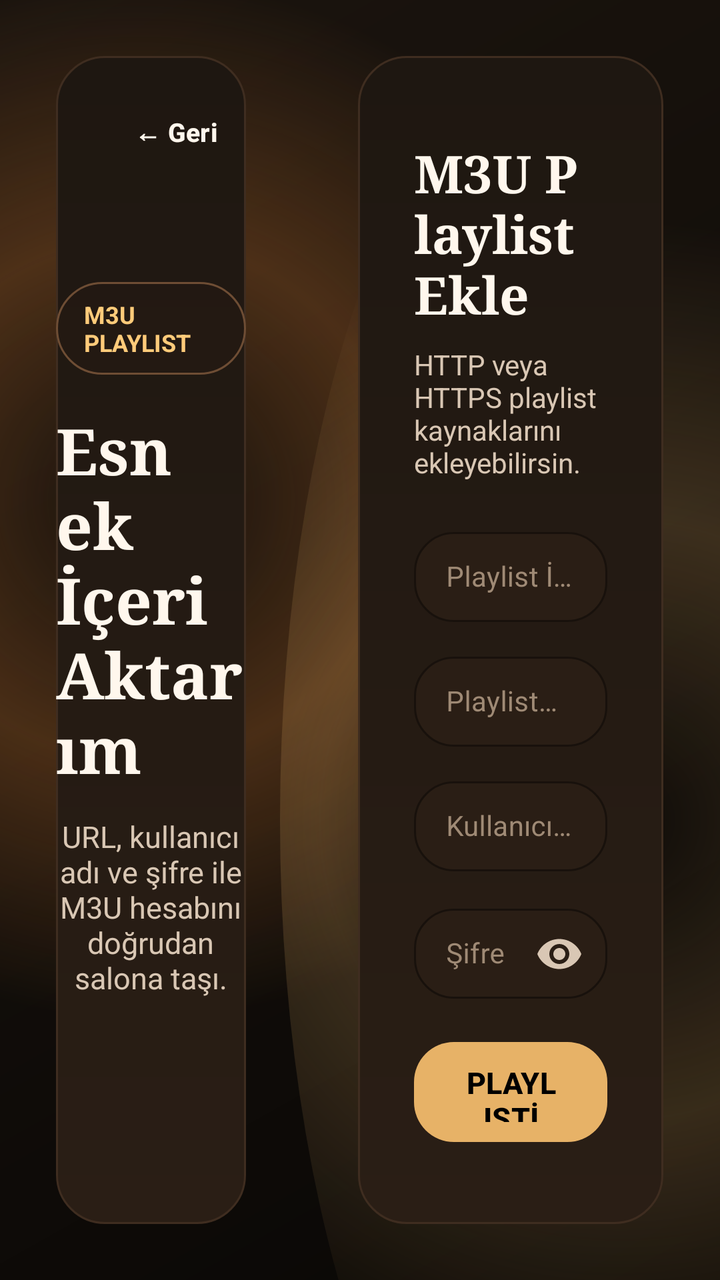
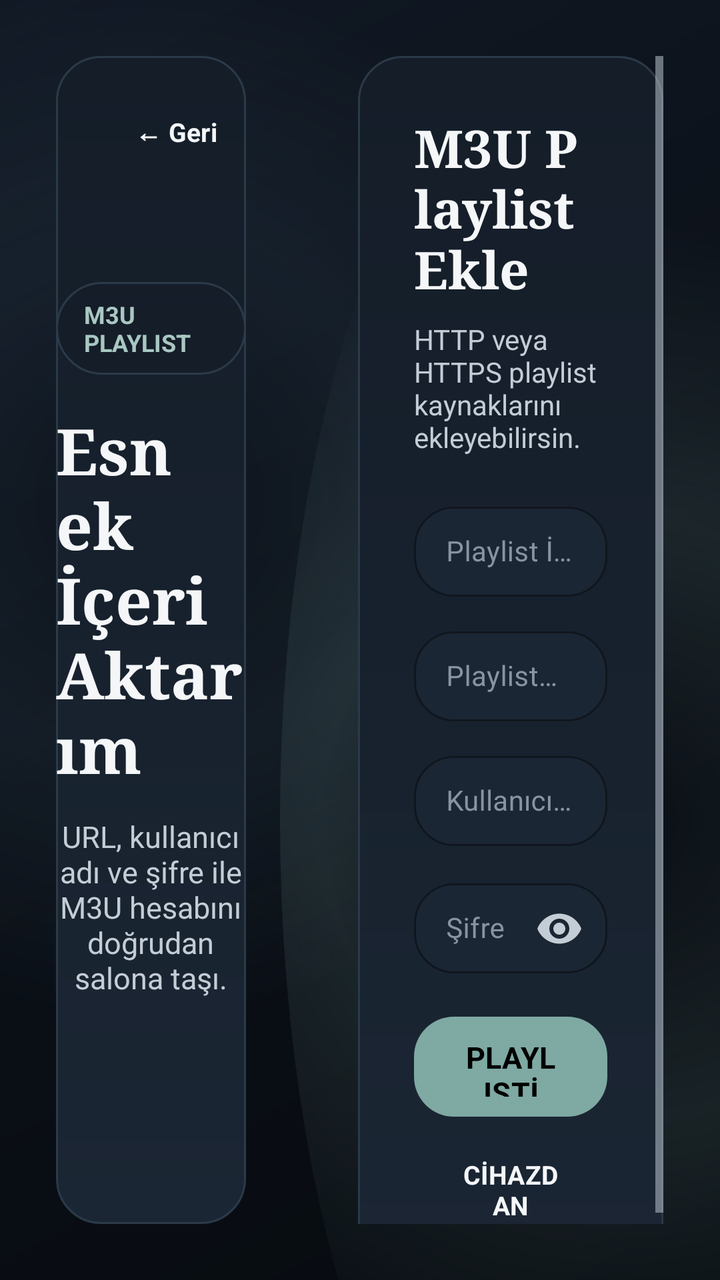

Before-and-after screenshots of an Android layout around one commit, followed by the original layout XML and the change that was made.
<!-- AndroidManifest.xml: application theme Theme.UzunsIPTV -->
<!-- res/layout/activity_m3u_form.xml -->
<?xml version="1.0" encoding="utf-8"?>
<LinearLayout xmlns:android="http://schemas.android.com/apk/res/android"
    xmlns:app="http://schemas.android.com/apk/res-auto"
    xmlns:tools="http://schemas.android.com/tools"
    android:layout_width="match_parent"
    android:layout_height="match_parent"
    android:orientation="horizontal"
    android:background="@drawable/bg_app_surface"
    android:baselineAligned="false">

    <androidx.constraintlayout.widget.ConstraintLayout
        android:layout_width="0dp"
        android:layout_height="match_parent"
        android:layout_weight="0.42"
        android:padding="28dp">

        <View
            android:layout_width="0dp"
            android:layout_height="0dp"
            android:background="@drawable/bg_panel_surface"
            app:layout_constraintBottom_toBottomOf="parent"
            app:layout_constraintEnd_toEndOf="parent"
            app:layout_constraintStart_toStartOf="parent"
            app:layout_constraintTop_toTopOf="parent" />

        <Button
            android:id="@+id/btnBack"
            android:layout_width="wrap_content"
            android:layout_height="wrap_content"
            android:layout_margin="16dp"
            android:background="@drawable/bg_universal_selector"
            android:minHeight="44dp"
            android:paddingHorizontal="16dp"
            android:text="← Geri"
            android:textAllCaps="false"
            android:textColor="@color/app_text_primary"
            android:textSize="13sp"
            android:textStyle="bold"
            app:layout_constraintStart_toStartOf="parent"
            app:layout_constraintTop_toTopOf="parent" />

        <LinearLayout
            android:layout_width="wrap_content"
            android:layout_height="wrap_content"
            android:orientation="vertical"
            android:gravity="center"
            app:layout_constraintBottom_toBottomOf="parent"
            app:layout_constraintEnd_toEndOf="parent"
            app:layout_constraintStart_toStartOf="parent"
            app:layout_constraintTop_toTopOf="parent">

            <TextView
                android:layout_width="wrap_content"
                android:layout_height="wrap_content"
                android:background="@drawable/bg_section_chip"
                android:paddingHorizontal="14dp"
                android:paddingVertical="8dp"
                android:text="M3U PLAYLIST"
                android:textColor="@color/app_accent_strong"
                android:textSize="12sp"
                android:textStyle="bold" />

            <TextView
                android:layout_width="wrap_content"
                android:layout_height="wrap_content"
                android:layout_marginTop="16dp"
                android:text="Esnek İçeri Aktarım"
                android:textColor="@color/app_text_primary"
                android:textSize="32sp"
                android:textStyle="bold"
                android:fontFamily="serif" />

            <TextView
                android:layout_width="wrap_content"
                android:layout_height="wrap_content"
                android:layout_marginTop="12dp"
                android:gravity="center"
                android:text="URL, kullanıcı adı ve şifre ile M3U hesabını doğrudan salona taşı."
                android:textColor="@color/app_text_secondary"
                android:textSize="15sp"/>

        </LinearLayout>
    </androidx.constraintlayout.widget.ConstraintLayout>

    <ScrollView
        android:layout_width="0dp"
        android:layout_height="match_parent"
        android:layout_weight="0.58"
        android:fillViewport="true"
        android:padding="28dp">

        <LinearLayout
            android:id="@+id/loginRoot"
            android:layout_width="match_parent"
            android:layout_height="wrap_content"
            android:background="@drawable/bg_panel_surface"
            android:orientation="vertical"
            android:gravity="center_vertical"
            android:padding="28dp">
            <TextView
                android:id="@+id/tvM3uTitle"
                android:layout_width="match_parent"
                android:layout_height="wrap_content"
                android:text="M3U Playlist Ekle"
                android:textColor="@color/app_text_primary"
                android:textSize="26sp"
                android:textStyle="bold"
                android:fontFamily="serif"
                android:layout_marginBottom="8dp"/>

            <TextView
                android:layout_width="match_parent"
                android:layout_height="wrap_content"
                android:layout_marginBottom="20dp"
                android:text="HTTP veya HTTPS playlist kaynaklarını ekleyebilirsin."
                android:textColor="@color/app_text_secondary"
                android:textSize="14sp" />

            <com.google.android.material.textfield.TextInputLayout
                android:layout_width="match_parent"
                android:layout_height="wrap_content"
                android:layout_marginBottom="12dp"
                android:hint="Playlist İsmi"
                android:textColorHint="@color/app_text_muted"
                app:boxBackgroundColor="@color/app_panel_strong"
                app:boxStrokeColor="@color/app_accent"
                app:hintTextColor="@color/app_accent"
                app:boxCornerRadiusTopStart="20dp"
                app:boxCornerRadiusTopEnd="20dp"
                app:boxCornerRadiusBottomStart="20dp"
                app:boxCornerRadiusBottomEnd="20dp"
                style="@style/Widget.MaterialComponents.TextInputLayout.OutlinedBox.Dense">
                <com.google.android.material.textfield.TextInputEditText
                    android:id="@+id/etPlaylistName"
                    android:layout_width="match_parent"
                    android:layout_height="wrap_content"
                    android:textColor="@color/app_text_primary"
                    android:textSize="14sp"
                    android:inputType="textCapWords"/>
            </com.google.android.material.textfield.TextInputLayout>

            <com.google.android.material.textfield.TextInputLayout
                android:layout_width="match_parent"
                android:layout_height="wrap_content"
                android:layout_marginBottom="12dp"
                android:hint="Playlist URL"
                android:textColorHint="@color/app_text_muted"
                app:boxBackgroundColor="@color/app_panel_strong"
                app:boxStrokeColor="@color/app_accent"
                app:hintTextColor="@color/app_accent"
                app:boxCornerRadiusTopStart="20dp"
                app:boxCornerRadiusTopEnd="20dp"
                app:boxCornerRadiusBottomStart="20dp"
                app:boxCornerRadiusBottomEnd="20dp"
                style="@style/Widget.MaterialComponents.TextInputLayout.OutlinedBox.Dense">

                <com.google.android.material.textfield.TextInputEditText
                    android:id="@+id/etPlaylistUrl"
                    android:layout_width="match_parent"
                    android:layout_height="wrap_content"
                    android:textColor="@color/app_text_primary"
                    android:textSize="14sp"
                    android:inputType="textUri"/>
            </com.google.android.material.textfield.TextInputLayout>

            <com.google.android.material.textfield.TextInputLayout
                android:layout_width="match_parent"
                android:layout_height="wrap_content"
                android:layout_marginBottom="12dp"
                android:hint="Kullanıcı Adı"
                android:textColorHint="@color/app_text_muted"
                app:boxBackgroundColor="@color/app_panel_strong"
                app:boxStrokeColor="@color/app_accent"
                app:hintTextColor="@color/app_accent"
                app:boxCornerRadiusTopStart="20dp"
                app:boxCornerRadiusTopEnd="20dp"
                app:boxCornerRadiusBottomStart="20dp"
                app:boxCornerRadiusBottomEnd="20dp"
                style="@style/Widget.MaterialComponents.TextInputLayout.OutlinedBox.Dense">

                <com.google.android.material.textfield.TextInputEditText
                    android:id="@+id/etPlaylistUser"
                    android:layout_width="match_parent"
                    android:layout_height="wrap_content"
                    android:textColor="@color/app_text_primary"
                    android:textSize="14sp"
                    android:inputType="text"/>
            </com.google.android.material.textfield.TextInputLayout>

            <com.google.android.material.textfield.TextInputLayout
                android:layout_width="match_parent"
                android:layout_height="wrap_content"
                android:layout_marginBottom="20dp"
                android:hint="Şifre"
                android:textColorHint="@color/app_text_muted"
                app:boxBackgroundColor="@color/app_panel_strong"
                app:boxStrokeColor="@color/app_accent"
                app:hintTextColor="@color/app_accent"
                app:passwordToggleEnabled="true"
                app:passwordToggleTint="@color/app_text_secondary"
                app:boxCornerRadiusTopStart="20dp"
                app:boxCornerRadiusTopEnd="20dp"
                app:boxCornerRadiusBottomStart="20dp"
                app:boxCornerRadiusBottomEnd="20dp"
                style="@style/Widget.MaterialComponents.TextInputLayout.OutlinedBox.Dense">

                <com.google.android.material.textfield.TextInputEditText
                    android:id="@+id/etPlaylistPass"
                    android:layout_width="match_parent"
                    android:layout_height="wrap_content"
                    android:textColor="@color/app_text_primary"
                    android:textSize="14sp"
                    android:inputType="textPassword"/>
            </com.google.android.material.textfield.TextInputLayout>

            <Button
                android:id="@+id/btnImportM3u"
                android:layout_width="match_parent"
                android:layout_height="50dp"
                android:background="@drawable/bg_primary_button"
                android:focusable="true"
                android:focusableInTouchMode="true"
                android:text="PLAYLISTİ EKLE"
                android:textColor="@color/login_button_text"
                android:textSize="15sp"
                android:textStyle="bold" />

            <TextView
                android:id="@+id/tvLastImport"
                android:layout_width="match_parent"
                android:layout_height="wrap_content"
                android:layout_marginTop="12dp"
                android:textColor="@color/app_text_muted"
                android:textSize="13sp"
                android:gravity="center"
                android:visibility="gone"/>

        </LinearLayout>
    </ScrollView>
</LinearLayout>
<!-- resources referenced by this layout -->
<resources>
  <color name="app_accent">#E7B267</color>
  <color name="app_accent_strong">#FFCB7A</color>
  <color name="app_panel_strong">#2A1E15</color>
  <color name="app_text_muted">#9F8A75</color>
  <color name="app_text_primary">#FFF7ED</color>
  <color name="app_text_secondary">#D9C7B4</color>
  <!-- drawable bg_app_surface (drawable) -->
  <?xml version="1.0" encoding="utf-8"?>
  <layer-list xmlns:android="http://schemas.android.com/apk/res/android">
      <item>
          <shape android:shape="rectangle">
              <gradient
                  android:angle="315"
                  android:startColor="@color/app_bg_secondary"
                  android:centerColor="@color/app_bg"
                  android:endColor="#090705" />
          </shape>
      </item>
      <item android:top="-140dp" android:left="-100dp" android:right="120dp">
          <shape android:shape="oval">
              <gradient
                  android:type="radial"
                  android:gradientRadius="260dp"
                  android:centerColor="#55B66A2C"
                  android:endColor="#00120E0A" />
          </shape>
      </item>
      <item android:bottom="-180dp" android:right="-120dp" android:left="140dp">
          <shape android:shape="oval">
              <gradient
                  android:type="radial"
                  android:gradientRadius="300dp"
                  android:centerColor="#33E7B267"
                  android:endColor="#00120E0A" />
          </shape>
      </item>
  </layer-list>
  <!-- drawable bg_panel_surface (drawable) -->
  <?xml version="1.0" encoding="utf-8"?>
  <shape xmlns:android="http://schemas.android.com/apk/res/android" android:shape="rectangle">
      <gradient
          android:angle="90"
          android:startColor="@color/app_panel_strong"
          android:endColor="@color/app_panel" />
      <corners android:radius="24dp" />
      <stroke android:width="1dp" android:color="@color/app_stroke" />
  </shape>
  <!-- drawable bg_section_chip (drawable) -->
  <?xml version="1.0" encoding="utf-8"?>
  <shape xmlns:android="http://schemas.android.com/apk/res/android" android:shape="rectangle">
      <solid android:color="#3D2A1C12" />
      <corners android:radius="999dp" />
      <stroke android:width="1dp" android:color="#6E4D34" />
  </shape>
  <!-- drawable bg_universal_selector (drawable) -->
  <?xml version="1.0" encoding="utf-8"?>
  <selector xmlns:android="http://schemas.android.com/apk/res/android">
  
      <item android:state_focused="true">
          <inset
              android:insetLeft="1dp"
              android:insetTop="1dp"
              android:insetRight="1dp"
              android:insetBottom="1dp">
              <shape android:shape="rectangle">
                  <solid android:color="#332A1E15"/>
                  <stroke android:width="2dp" android:color="@color/app_focus" />
                  <corners android:radius="24dp" />
              </shape>
          </inset>
      </item>
  
      <item android:state_pressed="true">
          <inset
              android:insetLeft="1dp"
              android:insetTop="1dp"
              android:insetRight="1dp"
              android:insetBottom="1dp">
              <shape android:shape="rectangle">
                  <solid android:color="#332A1E15"/>
                  <stroke android:width="2dp" android:color="@color/app_accent" />
                  <corners android:radius="24dp" />
              </shape>
          </inset>
      </item>
  
      <item>
          <shape android:shape="rectangle">
              <solid android:color="#00000000"/>
              <stroke android:width="0dp" android:color="#00000000" />
              <corners android:radius="24dp" />
          </shape>
      </item>
  </selector>
  <color name="app_bg_secondary">#1B140E</color>
  <color name="app_bg">#120E0A</color>
  <color name="app_panel">#1E1711</color>
  <color name="app_stroke">#3F2D20</color>
  <color name="app_focus">#FFF2D8</color>
  <style name="Base.Theme.UzunsIPTV" parent="Theme.Material3.DayNight.NoActionBar">
          <item name="colorPrimary">@color/app_accent</item>
          <item name="colorOnPrimary">@color/login_button_text</item>
          <item name="colorSecondary">@color/app_accent_deep</item>
          <item name="colorOnSecondary">@color/app_text_primary</item>
          <item name="android:windowBackground">@color/app_bg</item>
          <item name="android:statusBarColor">@android:color/transparent</item>
          <item name="android:navigationBarColor">@color/app_bg</item>
          <item name="android:windowLightStatusBar">false</item>
          <item name="android:textColorPrimary">@color/app_text_primary</item>
          <item name="android:textColorSecondary">@color/app_text_secondary</item>
          <item name="materialCardViewStyle">@style/Uzuns.Card</item>
      </style>
  <color name="app_accent_deep">#B66A2C</color>
  <style name="Uzuns.Card" parent="Widget.Material3.CardView.Elevated">
          <item name="cardBackgroundColor">@color/app_card</item>
          <item name="cardCornerRadius">24dp</item>
          <item name="cardElevation">0dp</item>
      </style>
  <color name="app_card">#251B13</color>
  <!-- unchanged entries left out for length: 2 -->
</resources>

<!-- the commit's change to res/layout/activity_m3u_form.xml (unified diff, before → after) -->
@@ -235,6 +235,17 @@
                 android:gravity="center"
                 android:visibility="gone"/>
 
+            <Button
+                android:id="@+id/btnPickM3u"
+                android:layout_width="match_parent"
+                android:layout_height="50dp"
+                android:layout_marginTop="10dp"
+                android:background="@drawable/bg_universal_selector"
+                android:text="CİHAZDAN M3U DOSYASI SEÇ"
+                android:textColor="@color/app_text_primary"
+                android:textSize="13sp"
+                android:textStyle="bold" />
+
         </LinearLayout>
     </ScrollView>
 </LinearLayout>
<!-- resource entries referenced after the edit -->
@@ -1,11 +1,11 @@
 <!-- resources referenced by this layout -->
 <resources>
-  <color name="app_accent">#E7B267</color>
-  <color name="app_accent_strong">#FFCB7A</color>
-  <color name="app_panel_strong">#2A1E15</color>
-  <color name="app_text_muted">#9F8A75</color>
-  <color name="app_text_primary">#FFF7ED</color>
-  <color name="app_text_secondary">#D9C7B4</color>
+  <color name="app_accent">#7FA9A3</color>
+  <color name="app_accent_strong">#A9C7C2</color>
+  <color name="app_panel_strong">#1B2634</color>
+  <color name="app_text_muted">#8794A2</color>
+  <color name="app_text_primary">#F4F6F8</color>
+  <color name="app_text_secondary">#C4CDD6</color>
   <!-- drawable bg_app_surface (drawable) -->
   <?xml version="1.0" encoding="utf-8"?>
   <layer-list xmlns:android="http://schemas.android.com/apk/res/android">
@@ -15,7 +15,7 @@
                   android:angle="315"
                   android:startColor="@color/app_bg_secondary"
                   android:centerColor="@color/app_bg"
-                  android:endColor="#090705" />
+                  android:endColor="#070B10" />
           </shape>
       </item>
       <item android:top="-140dp" android:left="-100dp" android:right="120dp">
@@ -23,8 +23,8 @@
               <gradient
                   android:type="radial"
                   android:gradientRadius="260dp"
-                  android:centerColor="#55B66A2C"
-                  android:endColor="#00120E0A" />
+                  android:centerColor="#263F5B72"
+                  android:endColor="#000B1017" />
           </shape>
       </item>
       <item android:bottom="-180dp" android:right="-120dp" android:left="140dp">
@@ -32,8 +32,8 @@
               <gradient
                   android:type="radial"
                   android:gradientRadius="300dp"
-                  android:centerColor="#33E7B267"
-                  android:endColor="#00120E0A" />
+                  android:centerColor="#247FA9A3"
+                  android:endColor="#000B1017" />
           </shape>
       </item>
   </layer-list>
@@ -44,15 +44,15 @@
           android:angle="90"
           android:startColor="@color/app_panel_strong"
           android:endColor="@color/app_panel" />
-      <corners android:radius="24dp" />
+      <corners android:radius="22dp" />
       <stroke android:width="1dp" android:color="@color/app_stroke" />
   </shape>
   <!-- drawable bg_section_chip (drawable) -->
   <?xml version="1.0" encoding="utf-8"?>
   <shape xmlns:android="http://schemas.android.com/apk/res/android" android:shape="rectangle">
-      <solid android:color="#3D2A1C12" />
+      <solid android:color="#26101820" />
       <corners android:radius="999dp" />
-      <stroke android:width="1dp" android:color="#6E4D34" />
+      <stroke android:width="1dp" android:color="@color/app_stroke" />
   </shape>
   <!-- drawable bg_universal_selector (drawable) -->
   <?xml version="1.0" encoding="utf-8"?>
@@ -65,9 +65,9 @@
               android:insetRight="1dp"
               android:insetBottom="1dp">
               <shape android:shape="rectangle">
-                  <solid android:color="#332A1E15"/>
+                  <solid android:color="#661B2634"/>
                   <stroke android:width="2dp" android:color="@color/app_focus" />
-                  <corners android:radius="24dp" />
+                  <corners android:radius="18dp" />
               </shape>
           </inset>
       </item>
@@ -79,9 +79,9 @@
               android:insetRight="1dp"
               android:insetBottom="1dp">
               <shape android:shape="rectangle">
-                  <solid android:color="#332A1E15"/>
+                  <solid android:color="#801B2634"/>
                   <stroke android:width="2dp" android:color="@color/app_accent" />
-                  <corners android:radius="24dp" />
+                  <corners android:radius="18dp" />
               </shape>
           </inset>
       </item>
@@ -90,15 +90,15 @@
           <shape android:shape="rectangle">
               <solid android:color="#00000000"/>
               <stroke android:width="0dp" android:color="#00000000" />
-              <corners android:radius="24dp" />
+              <corners android:radius="18dp" />
           </shape>
       </item>
   </selector>
-  <color name="app_bg_secondary">#1B140E</color>
-  <color name="app_bg">#120E0A</color>
-  <color name="app_panel">#1E1711</color>
-  <color name="app_stroke">#3F2D20</color>
-  <color name="app_focus">#FFF2D8</color>
+  <color name="app_bg_secondary">#111925</color>
+  <color name="app_bg">#0B1017</color>
+  <color name="app_panel">#141D28</color>
+  <color name="app_stroke">#2B3A49</color>
+  <color name="app_focus">#E7D7B8</color>
   <style name="Base.Theme.UzunsIPTV" parent="Theme.Material3.DayNight.NoActionBar">
           <item name="colorPrimary">@color/app_accent</item>
           <item name="colorOnPrimary">@color/login_button_text</item>
@@ -110,15 +110,17 @@
           <item name="android:windowLightStatusBar">false</item>
           <item name="android:textColorPrimary">@color/app_text_primary</item>
           <item name="android:textColorSecondary">@color/app_text_secondary</item>
+          <item name="android:fontFamily">sans-serif</item>
+          <item name="android:windowActionModeOverlay">true</item>
           <item name="materialCardViewStyle">@style/Uzuns.Card</item>
       </style>
-  <color name="app_accent_deep">#B66A2C</color>
+  <color name="app_accent_deep">#587E7A</color>
   <style name="Uzuns.Card" parent="Widget.Material3.CardView.Elevated">
           <item name="cardBackgroundColor">@color/app_card</item>
-          <item name="cardCornerRadius">24dp</item>
+          <item name="cardCornerRadius">20dp</item>
           <item name="cardElevation">0dp</item>
       </style>
-  <color name="app_card">#251B13</color>
+  <color name="app_card">#18222E</color>
   <!-- unchanged entries left out for length: 2 -->
 </resources>
 
